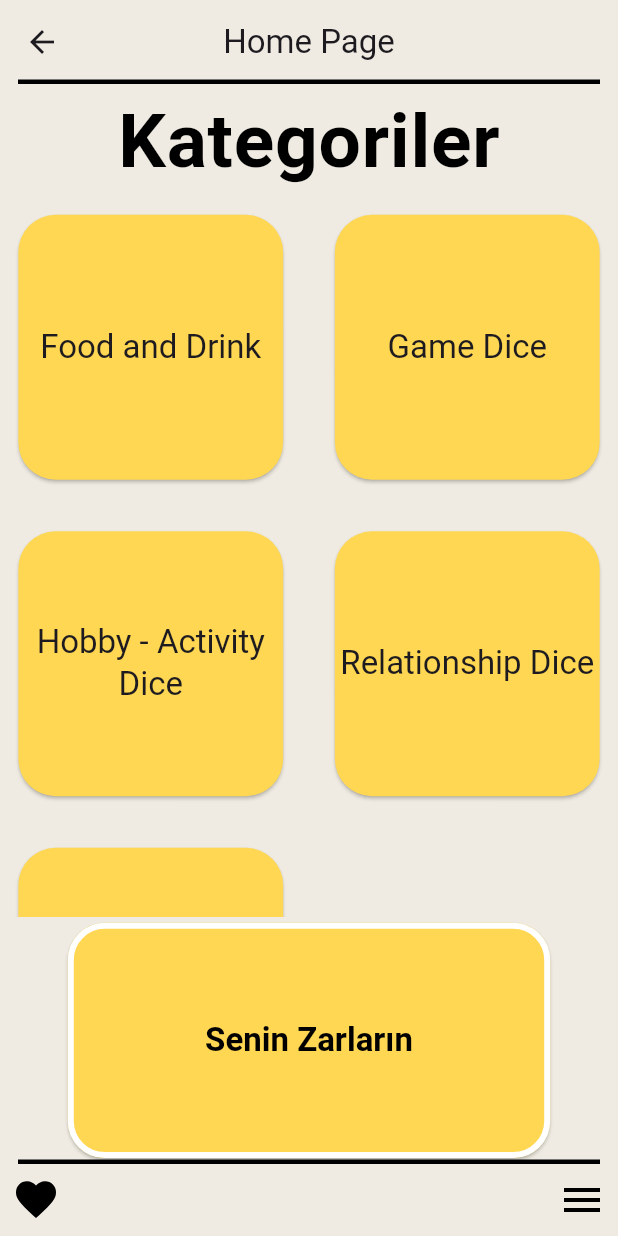
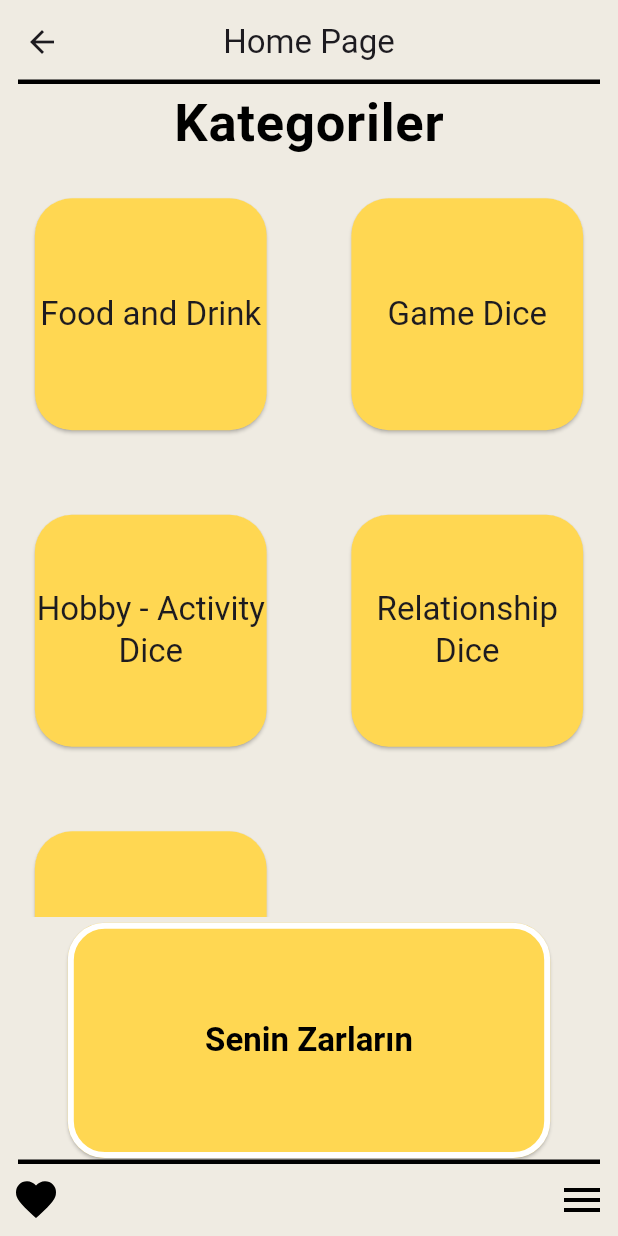
Before and after one commit to yasinertekin/dice_game, a Flutter app: the _HomeView screen opened directly, on a phone screen of 412 x 824 dp. Run offline on Flutter 3.47's test engine with Material 3 defaults, Android fonts, the phone set to English and light mode, and no system bars; our stand-ins replace equatable, flutter_bloc, flutter_svg, go_router, google_fonts; statements that could not run were skipped.

Commit message:
Update data.json and home page UI

```diff
--- a/assets/data/data.json
+++ b/assets/data/data.json
@@ -3,12 +3,15 @@
         {
             "category_name": "Food and Drink",
             "category_color":"#B81C1C",
+            "category_icon":"",
+
             "dice_list": [
 
               {
                     "dice_name": "Gourmet Dice",
                     "icon": "assets/icon",
                     "isPremium":false,
+                    "description:":"",
                     "sub_dice": [
                         {
                             "name": "Pişirme Yöntemi",
@@ -40,6 +43,8 @@
                     "dice_name": "What Should I Eat?",
                     "icon": "Icon",
                     "isPremium":false,
+                    "description:":"",
+
                     "sub_dice": [
                           {
                             "name": "",
@@ -197,6 +202,7 @@
         {
             "category_name": "Game Dice",
             "category_color":"#1F628E",
+            "category_icon":"",
             "dice_list": [
                 {
                     "dice_name": "Team Dice (Football)",
--- a/lib/feature/home/view/home_page.dart
+++ b/lib/feature/home/view/home_page.dart
@@ -123,6 +123,7 @@ final class _CategoryCard extends StatelessWidget {
     return Padding(
       padding: context.paddingAllLow,
       child: Card(
+        margin: const EdgeInsets.all(15),
         color: ProjectColor.buzzIn.toColor,
         shape: RoundedRectangleBorder(
           borderRadius: context.borderRadiusLow,
--- a/lib/feature/home/view/widget/home_title.dart
+++ b/lib/feature/home/view/widget/home_title.dart
@@ -10,7 +10,7 @@ final class _HomeTitle extends StatelessWidget {
       style: context.textTheme.bodyLarge?.copyWith(
         color: ProjectColor.black.toColor,
         fontWeight: FontWeight.bold,
-        fontSize: 50,
+        fontSize: 35,
       ),
     );
   }
```
